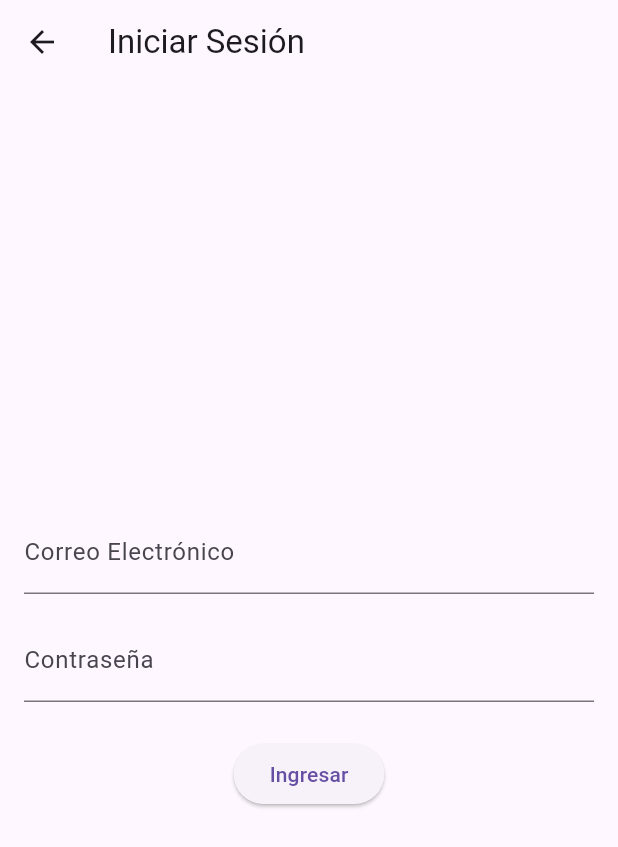
After one commit to JhonMasmela777/APPmoviles, a Flutter app: the screen it shows after launch, in the side drawer, after a tap on "Iniciar Sesión", on a phone screen of 412 x 824 dp. The commit adds this screen. Shown: the top 847 px of the screen. Run offline on Flutter 3.47's test engine with Material 3 defaults, Android fonts, the phone set to English and light mode, and no system bars; our stand-ins replace go_router, shared_preferences.

Commit message:
commit login

```diff
--- a/lib/custom_drawer.dart
+++ b/lib/custom_drawer.dart
@@ -119,6 +119,16 @@ class CustomDrawer extends StatelessWidget {
               Navigator.pop(context); // Cierra el drawer
             },
           ),
+          ListTile(
+            leading: const Icon(Icons.login),
+            title: const Text('Iniciar Sesión'),
+            onTap: () {
+              context.push(
+                '/login',
+              ); // Cambiado de context.go('/login') a context.push('/login')
+              Navigator.pop(context); // Cierra el drawer
+            },
+          ),
         ],
       ),
     );
--- /dev/null
+++ b/lib/login_view.dart
@@ -0,0 +1,83 @@
+import 'package:flutter/material.dart';
+
+class LoginView extends StatefulWidget {
+  const LoginView({super.key});
+
+  @override
+  State<LoginView> createState() => _LoginViewState();
+}
+
+class _LoginViewState extends State<LoginView> {
+  final _formKey = GlobalKey<FormState>();
+  final _emailController = TextEditingController();
+  final _passwordController = TextEditingController();
+  bool _isLoading = false;
+
+  @override
+  Widget build(BuildContext context) {
+    return Scaffold(
+      appBar: AppBar(title: const Text('Iniciar Sesión')),
+      body: Padding(
+        padding: const EdgeInsets.all(16.0),
+        child: Form(
+          key: _formKey,
+          child: Column(
+            mainAxisAlignment: MainAxisAlignment.center,
+            children: [
+              TextFormField(
+                controller: _emailController,
+                keyboardType: TextInputType.emailAddress,
+                decoration: const InputDecoration(
+                  labelText: 'Correo Electrónico',
+                ),
+                validator: (value) {
+                  if (value == null || value.isEmpty) {
+                    return 'Por favor ingresa tu correo electrónico';
+                  }
+                  return null;
+                },
+              ),
+              const SizedBox(height: 16),
+              TextFormField(
+                controller: _passwordController,
+                obscureText: true,
+                decoration: const InputDecoration(labelText: 'Contraseña'),
+                validator: (value) {
+                  if (value == null || value.isEmpty) {
+                    return 'Por favor ingresa tu contraseña';
+                  }
+                  return null;
+                },
+              ),
+              const SizedBox(height: 24),
+              ElevatedButton(
+                onPressed:
+                    _isLoading
+                        ? null
+                        : () {
+                          if (_formKey.currentState?.validate() ?? false) {
+                            setState(() {
+                              _isLoading = true;
+                            });
+                            // Simula un proceso de inicio de sesión
+                            Future.delayed(const Duration(seconds: 2), () {
+                              setState(() {
+                                _isLoading = false;
+                              });
+                              // Si el login es exitoso, redirigimos al home
+                              Navigator.pushReplacementNamed(context, '/');
+                            });
+                          }
+                        },
+                child:
+                    _isLoading
+                        ? const CircularProgressIndicator()
+                        : const Text('Ingresar'),
+              ),
+            ],
+          ),
+        ),
+      ),
+    );
+  }
+}
--- a/lib/main.dart
+++ b/lib/main.dart
@@ -1,6 +1,7 @@
 import 'package:flutter/material.dart';
 import 'package:go_router/go_router.dart';
 import 'package:hola_mundo/crud_view.dart';
+import 'package:hola_mundo/login_view.dart';
 import 'package:hola_mundo/usuarios_view.dart';
 import 'custom_drawer.dart'; // Asegúrate de importar tu CustomDrawer
 import 'timer_view.dart';
@@ -45,6 +46,7 @@ final GoRouter _router = GoRouter(
       name: 'future',
       builder: (context, state) => const FutureView(),
     ),
+    GoRoute(path: '/login', builder: (context, state) => const LoginView()),
     GoRoute(
       path: '/usuarios',
       name: 'crudUsuarios', // Nombre de la ruta
```
Also changed, not shown: lib/auth_service.dart (added, +59 -0 lines).
